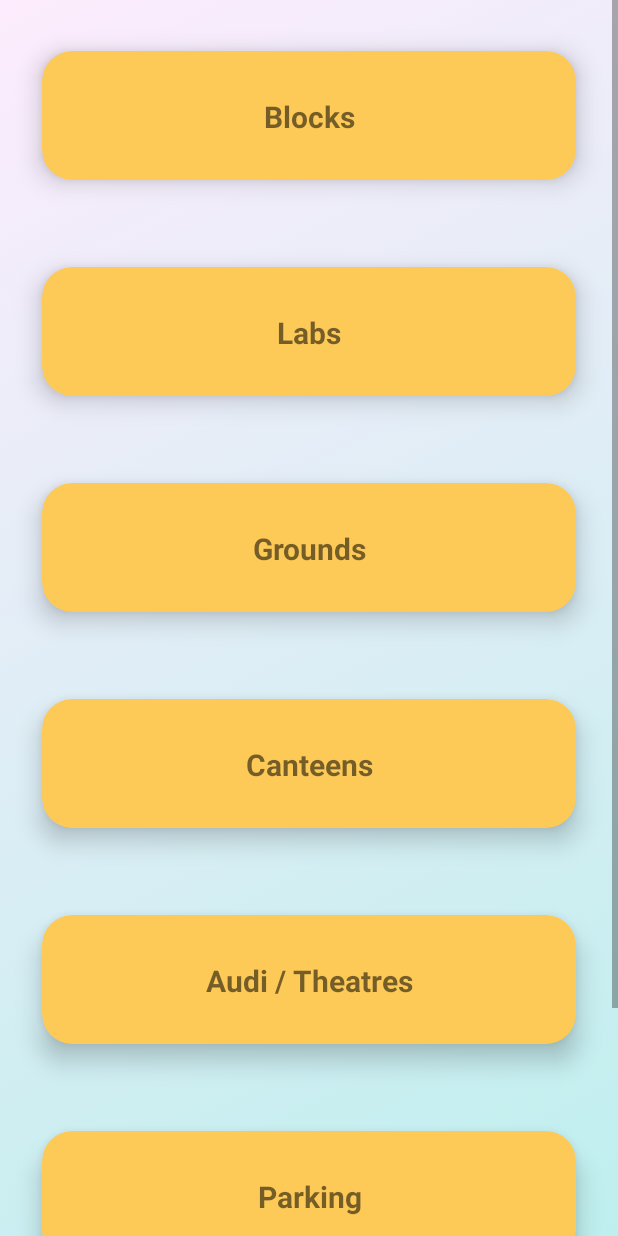
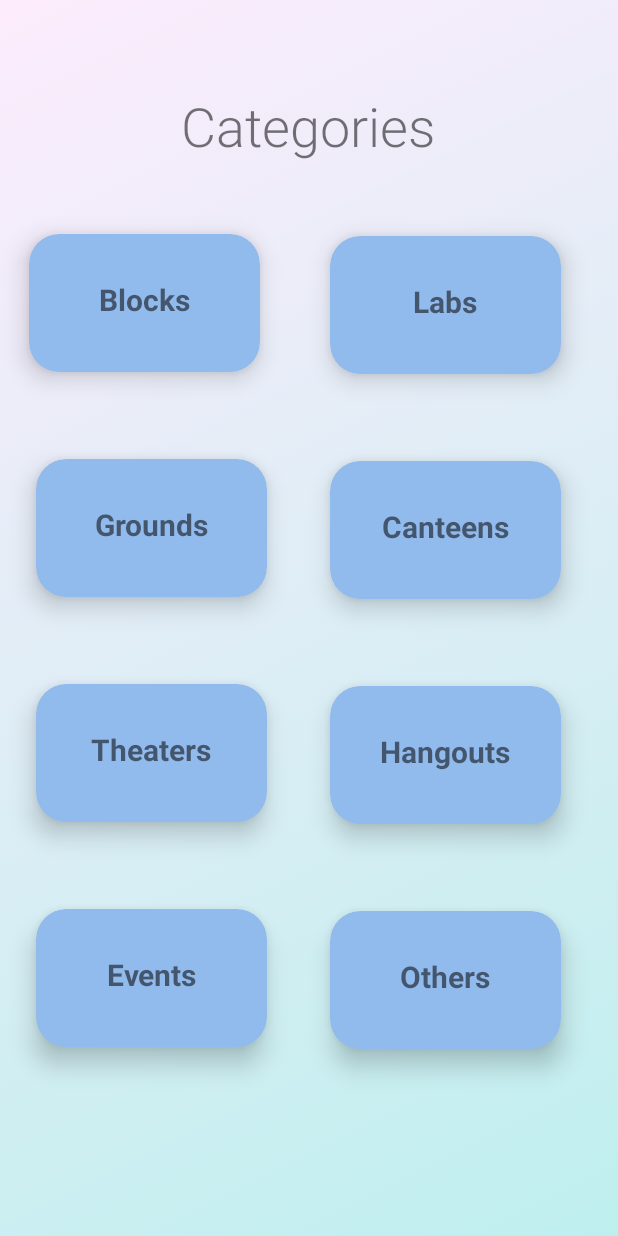
Before and after one commit to vishvanth/ChristTour, an Android app: the ActivityList screen opened directly, with no data from a screen before it, on a phone screen of 412 x 824 dp. Run offline under Robolectric (Android 15) with nearby library versions, the phone set to English and light mode, and no system bars.

Commit message:
7:05 pm
Signed-off-by: vishvanth <vishvanthsaravanakumar@gmail.com>

```diff
--- a/app/src/main/res/layout/activity_list.xml
+++ b/app/src/main/res/layout/activity_list.xml
@@ -1,27 +1,37 @@
 <?xml version="1.0" encoding="utf-8"?>
-<ScrollView xmlns:android="http://schemas.android.com/apk/res/android"
+<RelativeLayout xmlns:android="http://schemas.android.com/apk/res/android"
     xmlns:app="http://schemas.android.com/apk/res-auto"
     xmlns:tools="http://schemas.android.com/tools"
     android:layout_width="match_parent"
     android:layout_height="match_parent"
     tools:context=".MainActivity"
     android:background="@drawable/gradient">
+
     <LinearLayout
-        android:layout_width="match_parent"
-        android:layout_height="match_parent"
-        android:orientation="vertical"
-        android:id="@+id/linear_layout">
+        android:id="@+id/linear_layout"
+        android:layout_width="wrap_content"
+        android:layout_height="706dp"
+        android:layout_alignParentStart="true"
+        android:layout_alignParentTop="true"
+        android:layout_alignParentEnd="true"
+        android:layout_alignParentBottom="true"
+        android:layout_centerVertical="true"
+        android:layout_marginStart="192dp"
+        android:layout_marginTop="123dp"
+        android:layout_marginEnd="6dp"
+        android:layout_marginBottom="0dp"
+        android:orientation="vertical">
 
         <androidx.cardview.widget.CardView
             android:id="@+id/b1"
-            android:layout_width="match_parent"
-            android:layout_height="134dp"
+            android:layout_width="190dp"
+            android:layout_height="140dp"
             android:layout_alignParentTop="true"
             android:layout_alignParentBottom="true"
+            android:layout_marginLeft="10sp"
             android:layout_marginTop="10sp"
-            android:layout_marginLeft="10sp"
             android:layout_marginRight="10sp"
-            app:cardBackgroundColor="#feca57"
+            app:cardBackgroundColor="#92BBED"
             app:cardCornerRadius="20dp"
             app:cardElevation="10dp"
             app:cardMaxElevation="12dp"
@@ -32,192 +42,254 @@
             <TextView
                 android:layout_width="match_parent"
                 android:layout_height="match_parent"
+                android:layout_gravity="center|center_horizontal"
                 android:layout_marginTop="20dp"
                 android:layout_marginBottom="20dp"
-                android:text="Blocks"
-                android:layout_gravity="center|center_horizontal"
+                android:paddingTop="10sp"
+                android:text="Labs"
                 android:textAlignment="center"
-                android:paddingTop="10sp"
                 android:textSize="20sp"
                 android:textStyle="bold" />
         </androidx.cardview.widget.CardView>
 
         <androidx.cardview.widget.CardView
-            android:id="@+id/b2"
-            android:layout_width="match_parent"
-            android:layout_height="134dp"
+            android:id="@+id/b1"
+            android:layout_width="190dp"
+            android:layout_height="140dp"
             android:layout_alignParentTop="true"
             android:layout_alignParentBottom="true"
+            android:layout_marginLeft="10sp"
             android:layout_marginTop="10sp"
-            android:layout_marginLeft="10sp"
             android:layout_marginRight="10sp"
-            app:cardBackgroundColor="#feca57"
+            app:cardBackgroundColor="#92BBED"
             app:cardCornerRadius="20dp"
             app:cardElevation="10dp"
             app:cardMaxElevation="12dp"
             app:cardPreventCornerOverlap="true"
             app:cardUseCompatPadding="true"
-            tools:ignore="DuplicateIds">
+            tools:ignore="InvalidId">
 
             <TextView
                 android:layout_width="match_parent"
                 android:layout_height="match_parent"
+                android:layout_gravity="center|center_horizontal"
                 android:layout_marginTop="20dp"
                 android:layout_marginBottom="20dp"
-                android:text="Labs"
-                android:layout_gravity="center|center_horizontal"
+                android:paddingTop="10sp"
+                android:text="Canteens"
                 android:textAlignment="center"
-                android:paddingTop="10sp"
                 android:textSize="20sp"
                 android:textStyle="bold" />
         </androidx.cardview.widget.CardView>
 
         <androidx.cardview.widget.CardView
-            android:id="@+id/b3"
-            android:layout_width="match_parent"
-            android:layout_height="134dp"
+            android:id="@+id/b1"
+            android:layout_width="190dp"
+            android:layout_height="140dp"
             android:layout_alignParentTop="true"
             android:layout_alignParentBottom="true"
+            android:layout_marginLeft="10sp"
             android:layout_marginTop="10sp"
-            android:layout_marginLeft="10sp"
             android:layout_marginRight="10sp"
-            app:cardBackgroundColor="#feca57"
+            app:cardBackgroundColor="#92BBED"
             app:cardCornerRadius="20dp"
             app:cardElevation="10dp"
             app:cardMaxElevation="12dp"
             app:cardPreventCornerOverlap="true"
-            app:cardUseCompatPadding="true">
-
-            <!--hello-->
+            app:cardUseCompatPadding="true"
+            tools:ignore="InvalidId">
 
             <TextView
                 android:layout_width="match_parent"
                 android:layout_height="match_parent"
+                android:layout_gravity="center|center_horizontal"
                 android:layout_marginTop="20dp"
                 android:layout_marginBottom="20dp"
-                android:text="Grounds"
-                android:layout_gravity="center|center_horizontal"
+                android:paddingTop="10sp"
+                android:text="Hangouts"
                 android:textAlignment="center"
-                android:paddingTop="10sp"
                 android:textSize="20sp"
                 android:textStyle="bold" />
         </androidx.cardview.widget.CardView>
 
         <androidx.cardview.widget.CardView
-            android:id="@+id/b4"
-            android:layout_width="match_parent"
-            android:layout_height="134dp"
+            android:id="@+id/b1"
+            android:layout_width="190dp"
+            android:layout_height="140dp"
             android:layout_alignParentTop="true"
             android:layout_alignParentBottom="true"
+            android:layout_marginLeft="10sp"
             android:layout_marginTop="10sp"
-            android:layout_marginLeft="10sp"
             android:layout_marginRight="10sp"
-            app:cardBackgroundColor="#feca57"
+            app:cardBackgroundColor="#92BBED"
             app:cardCornerRadius="20dp"
             app:cardElevation="10dp"
             app:cardMaxElevation="12dp"
             app:cardPreventCornerOverlap="true"
-            app:cardUseCompatPadding="true">
+            app:cardUseCompatPadding="true"
+            tools:ignore="InvalidId">
 
             <TextView
                 android:layout_width="match_parent"
                 android:layout_height="match_parent"
+                android:layout_gravity="center|center_horizontal"
                 android:layout_marginTop="20dp"
                 android:layout_marginBottom="20dp"
-                android:text="Canteens"
+                android:paddingTop="10sp"
+                android:text="Others"
+                android:textAlignment="center"
+                android:textSize="20sp"
+                android:textStyle="bold" />
+        </androidx.cardview.widget.CardView>
+
+    </LinearLayout>
+
+    <LinearLayout
+        android:id="@+id/linear_layout"
+        android:layout_width="197dp"
+        android:layout_height="wrap_content"
+        android:layout_alignParentStart="true"
+        android:layout_alignParentTop="true"
+        android:layout_alignParentBottom="true"
+        android:layout_centerVertical="true"
+        android:layout_marginStart="-4dp"
+        android:layout_marginTop="122dp"
+        android:layout_marginBottom="0dp"
+        android:orientation="vertical">
+
+        <androidx.cardview.widget.CardView
+            android:id="@+id/b1"
+            android:layout_width="190dp"
+            android:layout_height="140dp"
+            android:layout_alignParentTop="true"
+            android:layout_alignParentBottom="true"
+            android:layout_marginLeft="5sp"
+            android:layout_marginTop="10sp"
+            android:layout_marginRight="10sp"
+            app:cardBackgroundColor="#92BBED"
+            app:cardCornerRadius="20dp"
+            app:cardElevation="10dp"
+            app:cardMaxElevation="12dp"
+            app:cardPreventCornerOverlap="true"
+            app:cardUseCompatPadding="true"
+            tools:ignore="InvalidId">
+
+            <TextView
+                android:layout_width="match_parent"
+                android:layout_height="match_parent"
                 android:layout_gravity="center|center_horizontal"
+                android:layout_marginTop="20dp"
+                android:layout_marginBottom="20dp"
+                android:paddingTop="10sp"
+                android:text="Blocks"
                 android:textAlignment="center"
-                android:paddingTop="10sp"
                 android:textSize="20sp"
                 android:textStyle="bold" />
         </androidx.cardview.widget.CardView>
 
         <androidx.cardview.widget.CardView
-            android:id="@+id/b5"
-            android:layout_width="match_parent"
-            android:layout_height="134dp"
+            android:id="@+id/b1"
+            android:layout_width="190dp"
+            android:layout_height="140dp"
             android:layout_alignParentTop="true"
             android:layout_alignParentBottom="true"
+            android:layout_marginLeft="10sp"
             android:layout_marginTop="10sp"
-            android:layout_marginLeft="10sp"
             android:layout_marginRight="10sp"
-            app:cardBackgroundColor="#feca57"
+            app:cardBackgroundColor="#92BBED"
             app:cardCornerRadius="20dp"
             app:cardElevation="10dp"
             app:cardMaxElevation="12dp"
             app:cardPreventCornerOverlap="true"
-            app:cardUseCompatPadding="true">
+            app:cardUseCompatPadding="true"
+            tools:ignore="InvalidId">
 
             <TextView
                 android:layout_width="match_parent"
                 android:layout_height="match_parent"
+                android:layout_gravity="center|center_horizontal"
                 android:layout_marginTop="20dp"
                 android:layout_marginBottom="20dp"
-                android:text="@string/audi_theatres"
-                android:layout_gravity="center|center_horizontal"
+                android:paddingTop="10sp"
+                android:text="Grounds"
                 android:textAlignment="center"
-                android:paddingTop="10sp"
                 android:textSize="20sp"
                 android:textStyle="bold" />
         </androidx.cardview.widget.CardView>
 
         <androidx.cardview.widget.CardView
-            android:id="@+id/b6"
-            android:layout_width="match_parent"
-            android:layout_height="134dp"
+            android:id="@+id/b1"
+            android:layout_width="190dp"
+            android:layout_height="140dp"
+            android:layout_alignParentTop="true"
             android:layout_alignParentBottom="true"
+            android:layout_marginLeft="10sp"
             android:layout_marginTop="10sp"
-            android:layout_marginLeft="10sp"
             android:layout_marginRight="10sp"
-            app:cardBackgroundColor="#feca57"
+            app:cardBackgroundColor="#92BBED"
             app:cardCornerRadius="20dp"
             app:cardElevation="10dp"
             app:cardMaxElevation="12dp"
             app:cardPreventCornerOverlap="true"
-            app:cardUseCompatPadding="true">
+            app:cardUseCompatPadding="true"
+            tools:ignore="InvalidId">
 
             <TextView
                 android:layout_width="match_parent"
                 android:layout_height="match_parent"
+                android:layout_gravity="center|center_horizontal"
                 android:layout_marginTop="20dp"
                 android:layout_marginBottom="20dp"
-                android:text="Parking"
-                android:layout_gravity="center|center_horizontal"
+                android:paddingTop="10sp"
+                android:text="Theaters"
                 android:textAlignment="center"
-                android:paddingTop="10sp"
                 android:textSize="20sp"
                 android:textStyle="bold" />
         </androidx.cardview.widget.CardView>
 
         <androidx.cardview.widget.CardView
-            android:id="@+id/b7"
-            android:layout_width="match_parent"
-            android:layout_height="134dp"
+            android:id="@+id/b1"
+            android:layout_width="190dp"
+            android:layout_height="140dp"
             android:layout_alignParentTop="true"
             android:layout_alignParentBottom="true"
-            android:layout_marginTop="12dp"
             android:layout_marginLeft="10sp"
+            android:layout_marginTop="10sp"
             android:layout_marginRight="10sp"
-            app:cardBackgroundColor="#feca57"
+            app:cardBackgroundColor="#92BBED"
             app:cardCornerRadius="20dp"
             app:cardElevation="10dp"
             app:cardMaxElevation="12dp"
             app:cardPreventCornerOverlap="true"
-            app:cardUseCompatPadding="true">
+            app:cardUseCompatPadding="true"
+            tools:ignore="InvalidId">
 
             <TextView
                 android:layout_width="match_parent"
                 android:layout_height="match_parent"
+                android:layout_gravity="center|center_horizontal"
                 android:layout_marginTop="20dp"
                 android:layout_marginBottom="20dp"
-                android:text="Hangouts"
-                android:layout_gravity="center|center_horizontal"
+                android:paddingTop="10sp"
+                android:text="Events"
                 android:textAlignment="center"
-                android:paddingTop="10sp"
                 android:textSize="20sp"
                 android:textStyle="bold" />
         </androidx.cardview.widget.CardView>
+
     </LinearLayout>
 
+    <TextView
+        android:id="@+id/textView"
+        android:layout_width="231dp"
+        android:layout_height="wrap_content"
+        android:layout_alignParentTop="true"
+        android:layout_centerHorizontal="true"
+        android:layout_marginTop="59dp"
+        android:fontFamily="sans-serif-light"
+        android:text="Categories"
+        android:textAlignment="center"
+        android:textSize="36sp" />
 
-</ScrollView>
+
+</RelativeLayout>
```
